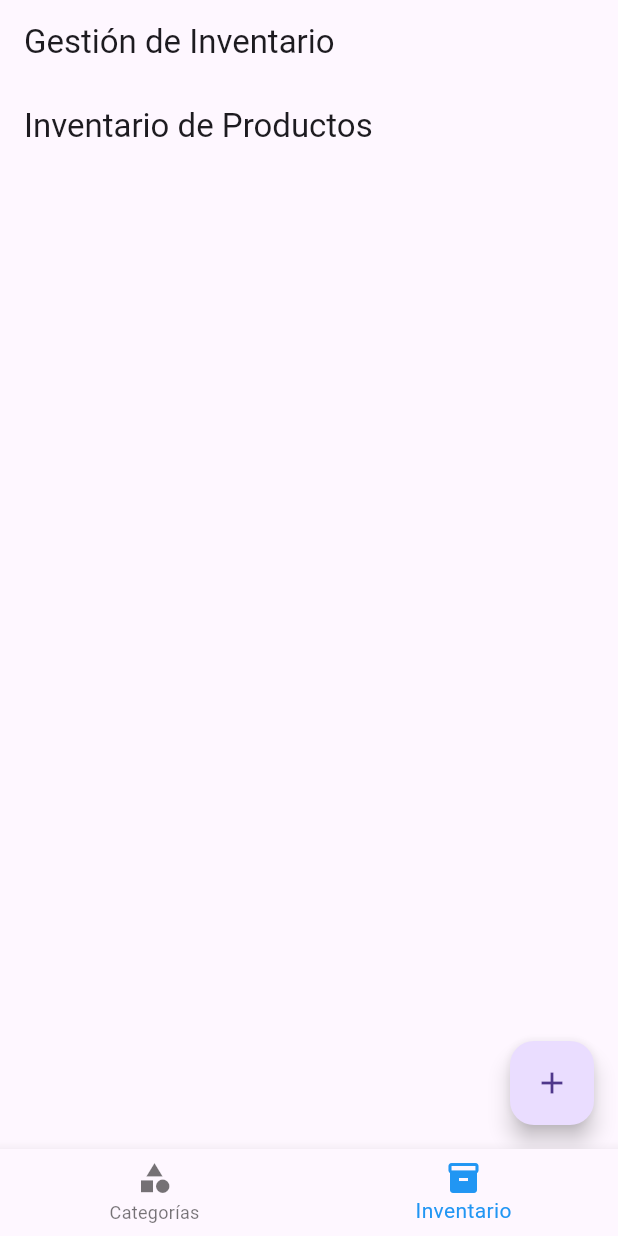
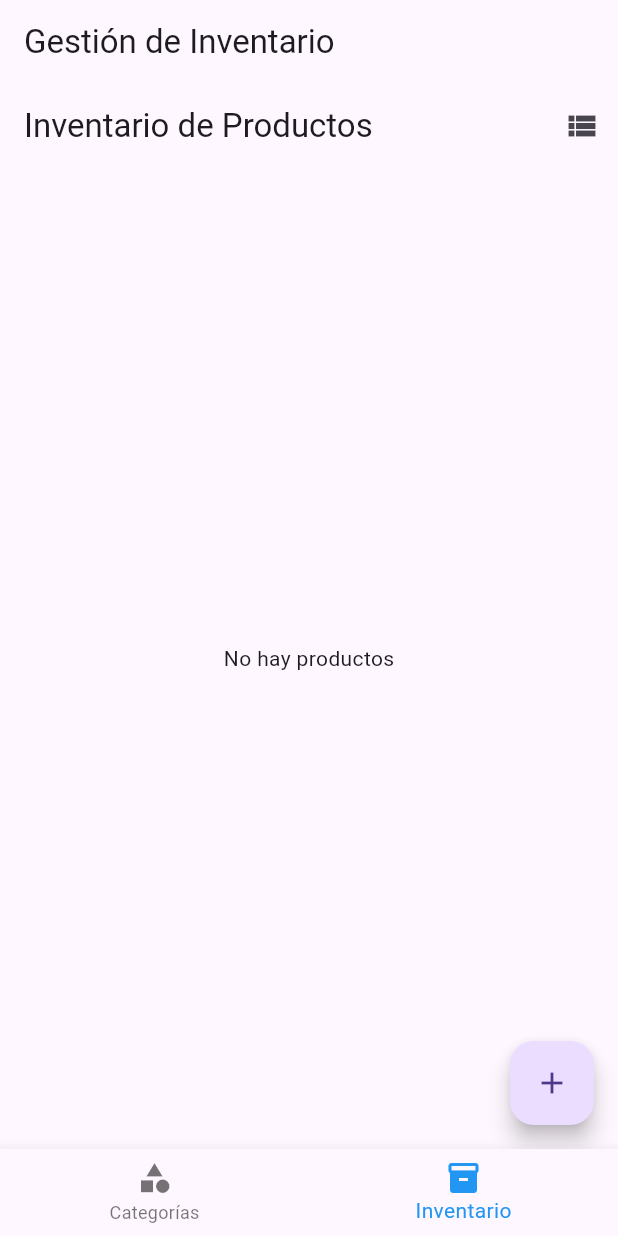
Before and after one commit to MartinCaputti/toolventory_mate, a Flutter app: the screen it shows after launch, item 2 of the bottom bar chosen, on a phone screen of 412 x 824 dp. Run offline on Flutter 3.47's test engine with Material 3 defaults, Android fonts, the phone set to English and light mode, and no system bars; our stand-ins replace cloud_firestore, firebase_core, flutter_svg; accounts and stored records are empty.

Commit message:
pre alpha list

```diff
--- a/lib/views/catalog_page.dart
+++ b/lib/views/catalog_page.dart
@@ -1,80 +1,92 @@
-//lib/views/catalog_page.dart
-
 import 'package:flutter/material.dart';
 import 'package:cloud_firestore/cloud_firestore.dart';
 import '../controllers/product_controller.dart';
-import '../components/dismissible_product.dart';
 import '../models/product.dart';
-import 'edit_product_page.dart';
 import 'add_product_page.dart';
+import '../components/grid_product_view.dart';
+import '../components/list_product_view.dart';
 
-class CatalogoPage extends StatelessWidget {
-  final ProductController _controller = ProductController();
-  final String? category; // Parámetro opcional para filtrar por categoría
+class CatalogoPage extends StatefulWidget {
+  final String? category;
 
   CatalogoPage({this.category});
+
+  @override
+  _CatalogoPageState createState() => _CatalogoPageState();
+}
+
+class _CatalogoPageState extends State<CatalogoPage> {
+  final ProductController _controller = ProductController();
+  bool _isGridView = true;
+
+  void _toggleView() {
+    setState(() {
+      _isGridView = !_isGridView;
+    });
+  }
 
   @override
   Widget build(BuildContext context) {
     return Scaffold(
       appBar: AppBar(
-        title: Text(category != null
-            ? 'Productos en $category'
+        title: Text(widget.category != null
+            ? 'Productos en ${widget.category}'
             : 'Inventario de Productos'),
+        actions: [
+          IconButton(
+            icon: Icon(_isGridView ? Icons.view_list : Icons.view_module),
+            onPressed: _toggleView,
+          ),
+        ],
       ),
-      body: StreamBuilder(
-        stream: category != null
-            ? FirebaseFirestore.instance
-                .collection('productos')
-                .where('categoria', isEqualTo: category)
-                .snapshots()
-            : FirebaseFirestore.instance.collection('productos').snapshots(),
-        builder: (context, AsyncSnapshot<QuerySnapshot> snapshot) {
-          if (!snapshot.hasData) {
+      body: StreamBuilder<QuerySnapshot>(
+        stream: widget.category != null
+            ? _controller.streamProductsByCategory(widget.category!)
+            : _controller.streamProducts(),
+        builder: (context, snapshot) {
+          if (snapshot.connectionState == ConnectionState.waiting) {
             return Center(child: CircularProgressIndicator());
           }
-          var productos = snapshot.data!.docs.map((doc) {
-            return Producto(
-              id: doc.id,
-              nombre: doc['nombre'],
-              imagenURL: doc['imagenURL'],
-              stock: (doc['stock'] is int)
-                  ? doc['stock']
-                  : int.parse(doc['stock']),
-              descripcion: doc['descripcion'],
-              categoria: doc['categoria'],
-            );
-          }).toList();
+          if (snapshot.hasError) {
+            return Center(child: Text('Error: ${snapshot.error}'));
+          }
+          if (!snapshot.hasData || snapshot.data!.docs.isEmpty) {
+            return Center(child: Text('No hay productos'));
+          }
 
-          return GridView.builder(
-            gridDelegate: SliverGridDelegateWithFixedCrossAxisCount(
-              crossAxisCount: 2,
-              childAspectRatio: 2 / 3,
-              crossAxisSpacing: 10,
-              mainAxisSpacing: 10,
-            ),
-            itemCount: productos.length,
-            itemBuilder: (context, index) {
-              var producto = productos[index];
-              return GestureDetector(
-                onLongPress: () async {
-                  await Navigator.push(
-                    context,
-                    MaterialPageRoute(
-                      builder: (context) => EditProductPage(producto: producto),
-                    ),
-                  );
-                },
-                child: DismissibleProduct(
-                  producto: producto,
-                  controller: _controller,
-                ),
-              );
-            },
+          List<Producto> productos = snapshot.data!.docs
+              .map((doc) => Producto.fromSnapshot(doc))
+              .toList();
+
+          return Column(
+            children: [
+              Expanded(
+                child: _isGridView
+                    ? GridProductView(
+                        productos: productos,
+                        isLoading: false,
+                        hasMore: false,
+                        fetchMoreProducts: () {},
+                        controller: _controller,
+                      )
+                    : ListProductView(
+                        productos: productos,
+                        isLoading: false,
+                        hasMore: false,
+                        fetchMoreProducts: () {},
+                        controller: _controller,
+                        onDelete: (int index) {
+                          setState(() {
+                            productos.removeAt(index);
+                          });
+                        },
+                      ),
+              ),
+            ],
           );
         },
       ),
-      floatingActionButton: category == null
+      floatingActionButton: widget.category == null
           ? FloatingActionButton(
               onPressed: () async {
                 await Navigator.push(
@@ -84,7 +96,7 @@ class CatalogoPage extends StatelessWidget {
               },
               child: Icon(Icons.add),
             )
-          : null, // Oculta el botón de añadir producto en la vista de categorías
+          : null,
     );
   }
 }
```
Also changed, not shown: lib/components/grid_product_view.dart (added, +65 -0 lines), lib/components/list_product_view.dart (added, +67 -0 lines), lib/controllers/product_controller.dart (+39 -13 lines), lib/models/product.dart (+13 -0 lines), lib/services/firebase_service.dart (+44 -29 lines).
